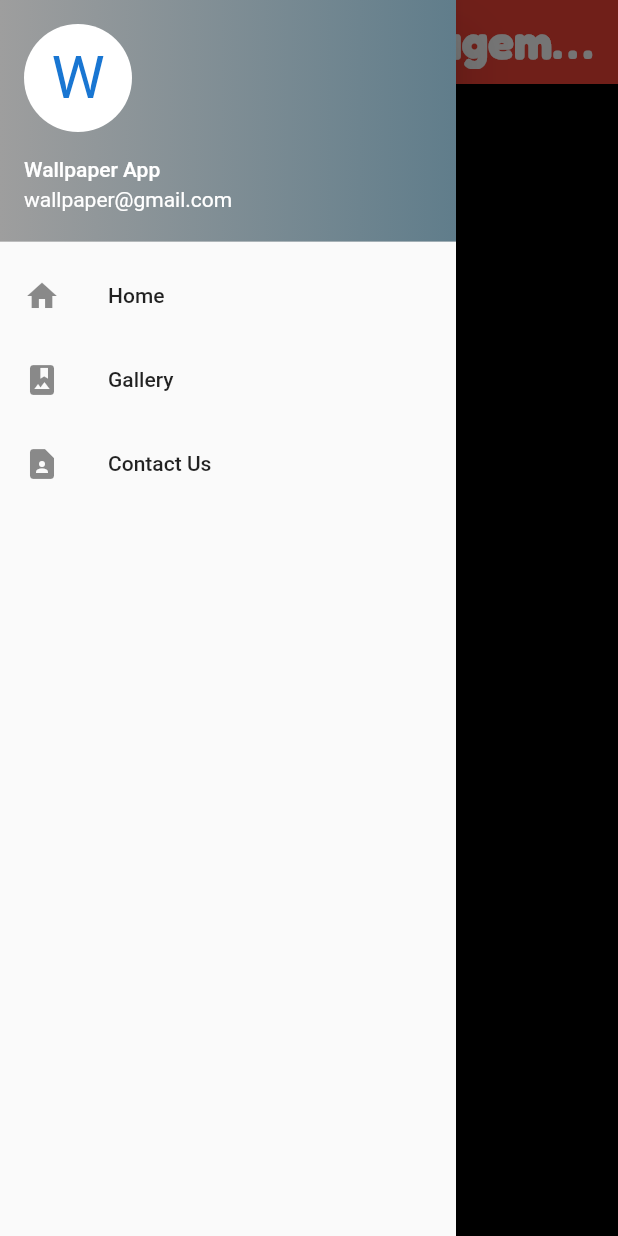
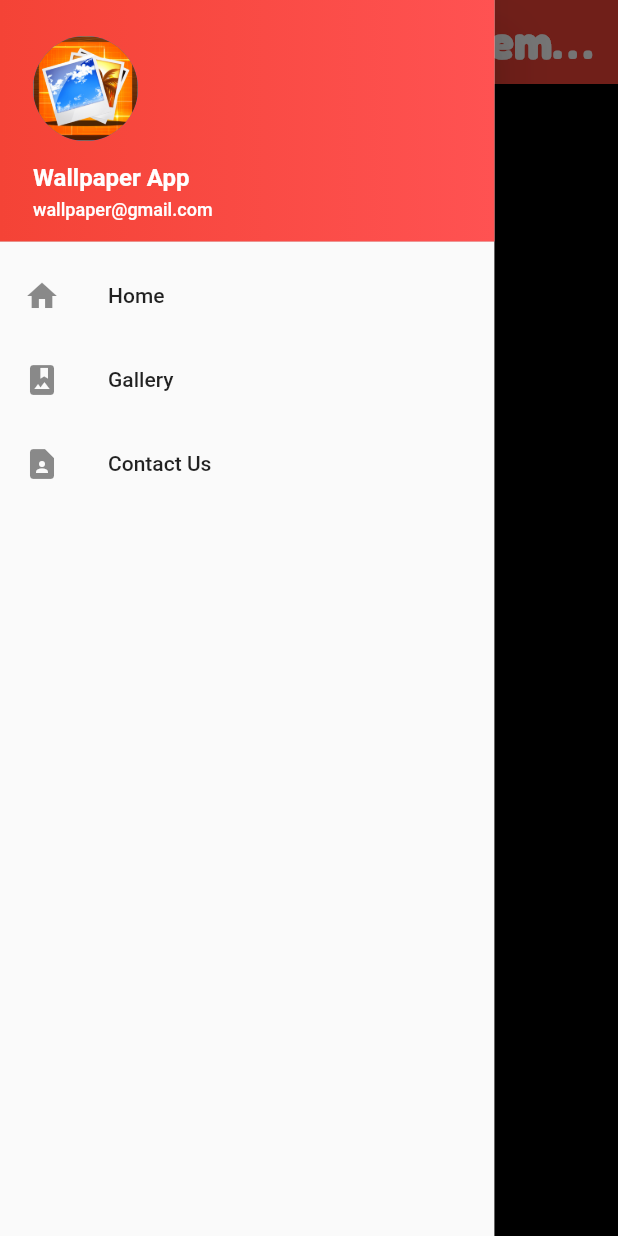
Before and after one commit to AimaZubair/Wallpaper_Management_App, a Flutter app: the Homepage screen opened directly, with the side drawer open, on a phone screen of 412 x 824 dp. Run offline on Flutter 3.47's test engine with Material 2 defaults, Android fonts, the phone set to English and light mode, and no system bars; our stand-ins replace animated_text_kit, flare_flutter; Roboto replaces fonts that are missing (Alike, Quando).

Commit message:
picture add and nav bar color change

```diff
--- a/wallpaper_app/wallpaper_app/lib/components/AppBar.dart
+++ b/wallpaper_app/wallpaper_app/lib/components/AppBar.dart
@@ -2,7 +2,7 @@ import 'package:flutter/material.dart';
 
 Widget appBar(BuildContext context) {
   return AppBar(
-    backgroundColor: Colors.grey,
+    backgroundColor: Colors.red,
     title: Center(
       child: Text(
         'Wallpaper Management App',
--- a/wallpaper_app/wallpaper_app/lib/components/Drawer.dart
+++ b/wallpaper_app/wallpaper_app/lib/components/Drawer.dart
@@ -3,33 +3,58 @@ import 'package:wallpaper_app/home.dart';
 import 'package:wallpaper_app/gallery.dart';
 import 'package:wallpaper_app/ContactUs.dart';
 
-class NavDrawer extends StatelessWidget {
+class MyDrawer extends StatelessWidget {
   @override
   Widget build(BuildContext context) {
-    return Drawer(
-      child: ListView(
-        padding: EdgeInsets.zero,
+    return SizedBox(
+      width: MediaQuery.of(context).size.width * 0.8,
+      child: Drawer(
+        child: Column(
+          crossAxisAlignment: CrossAxisAlignment.stretch,
           children: <Widget>[
-          UserAccountsDrawerHeader(
-            accountName: Text("Wallpaper App"),
-            accountEmail: Text("wallpaper@gmail.com"),
+            DrawerHeader(
               decoration: BoxDecoration(
                 gradient: new LinearGradient(
                     colors: [
-                    Colors.grey,
-                    Colors.blueGrey,
+                      Colors.red,
+                      Colors.redAccent,
                     ],
                     begin: Alignment.topLeft,
                     end: Alignment.topRight,
                     tileMode: TileMode.clamp),
               ),
-            currentAccountPicture: CircleAvatar(
-              backgroundColor: Theme.of(context).platform == TargetPlatform.iOS
-                  ? const Color(0xFF00897b)
-                  : Colors.white,
-              child: Text(
-                "W",
-                style: TextStyle(fontSize: 40.0),
+              child: Padding(
+                padding: EdgeInsets.all(6),
+                child: Column(
+                  crossAxisAlignment: CrossAxisAlignment.start,
+                  mainAxisAlignment: MainAxisAlignment.end,
+                  children: <Widget>[
+                    Container(
+                      width: 70,
+                      height: 70,
+                      child: CircleAvatar(
+                        radius: 60.0,
+                        backgroundImage: AssetImage('assets/assets/icon.png'),
+                      ),
+                    ),
+                    SizedBox(
+                      height: 15,
+                    ),
+                    Text(
+                      'Wallpaper App',
+                      style: TextStyle(
+                          fontSize: 16,
+                          fontWeight: FontWeight.w600,
+                          color: Colors.white),
+                    ),
+                    SizedBox(
+                      height: 5,
+                    ),
+                    Text(
+                      'wallpaper@gmail.com',
+                      style: TextStyle(fontSize: 12, color: Colors.white),
+                    ),
+                  ],
                 ),
               ),
             ),
@@ -37,16 +62,16 @@ class NavDrawer extends StatelessWidget {
               leading: Icon(Icons.home),
               title: Text('Home'),
               onTap: () => {
-              Navigator.push(
-                  context, MaterialPageRoute(builder: (context) => Homepage())),
+                Navigator.push(context,
+                    MaterialPageRoute(builder: (context) => Homepage())),
               },
             ),
             ListTile(
               leading: Icon(Icons.photo_album),
               title: Text('Gallery'),
               onTap: () => {
-              Navigator.push(
-                  context, MaterialPageRoute(builder: (context) => Gallery())),
+                Navigator.push(context,
+                    MaterialPageRoute(builder: (context) => Gallery())),
               },
             ),
             ListTile(
@@ -59,6 +84,7 @@ class NavDrawer extends StatelessWidget {
             ),
           ],
         ),
+      ),
     );
   }
 }
--- a/wallpaper_app/wallpaper_app/lib/gallery.dart
+++ b/wallpaper_app/wallpaper_app/lib/gallery.dart
@@ -11,7 +11,7 @@ class _GalleryState extends State<Gallery> {
     return Scaffold(
         backgroundColor: Colors.black,
         appBar: AppBar(
-          backgroundColor: Colors.pink,
+          backgroundColor: Colors.red,
           title: Center(
             child: Text(
               'Gallery',
--- a/wallpaper_app/wallpaper_app/lib/home.dart
+++ b/wallpaper_app/wallpaper_app/lib/home.dart
@@ -1,8 +1,6 @@
 import 'package:flutter/material.dart';
 import 'package:flutter/services.dart';
 import 'package:wallpaper_app/components/Drawer.dart';
-import 'ContactUs.dart';
-import 'gallery.dart';
 
 class Homepage extends StatefulWidget {
   @override
@@ -103,7 +101,7 @@ class _HomepageState extends State<Homepage> {
         [DeviceOrientation.portraitDown, DeviceOrientation.portraitUp]);
     return Scaffold(
       backgroundColor: Colors.black,
-      drawer: NavDrawer(),
+      drawer: MyDrawer(),
       appBar: AppBar(
         backgroundColor: Colors.red,
         title: Center(
```
Also changed, not shown: wallpaper_app/wallpaper_app/lib/ContactUs.dart (+12 -21 lines), wallpaper_app/wallpaper_app/pubspec.yaml (+6 -1 lines), wallpaper_app/wallpaper_app/README SS/contact us.PNG (added), wallpaper_app/wallpaper_app/README SS/home.PNG (added), wallpaper_app/wallpaper_app/README SS/navgation drawer.PNG (added), wallpaper_app/wallpaper_app/README SS/splash.PNG (added), 1 other file. Lines whose indentation alone changed are shown as unchanged.
